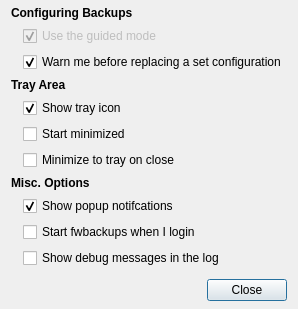
Above: data/ui/client/prefs.ui from stewartadam/fwbackups before the change. Below: the same form after it.
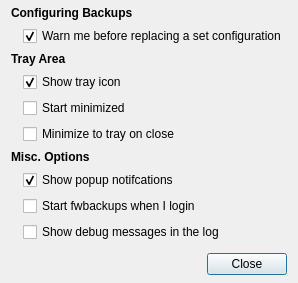
That is the form after the change. Icons and pictures are not drawn.

What changed in the file:
```diff
--- a/data/ui/client/prefs.ui
+++ b/data/ui/client/prefs.ui
@@ -60,19 +60,6 @@
         <number>12</number>
        </property>
        <item row="0" column="0">
-        <widget class="QCheckBox" name="guidedModeCheck">
-         <property name="enabled">
-          <bool>false</bool>
-         </property>
-         <property name="text">
-          <string>Use the guided mode</string>
-         </property>
-         <property name="checked">
-          <bool>true</bool>
-         </property>
-        </widget>
-       </item>
-       <item row="1" column="0">
         <widget class="QCheckBox" name="warnBeforeReplaceCheck">
          <property name="text">
           <string>Warn me before replacing a set configuration</string>
```
